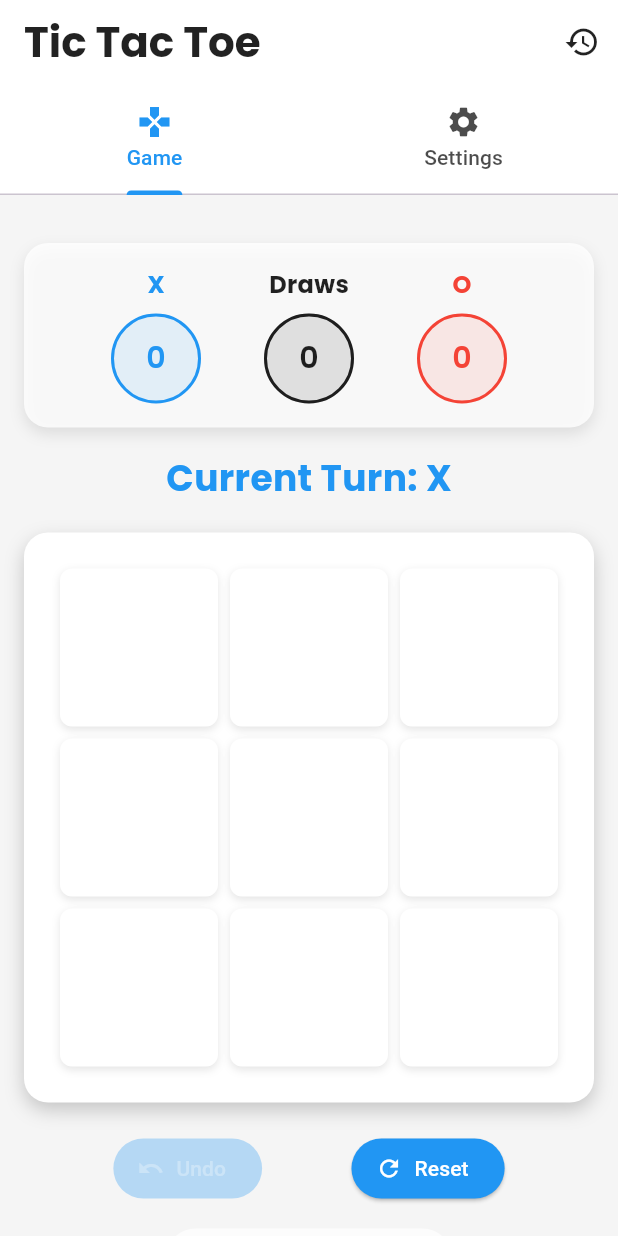
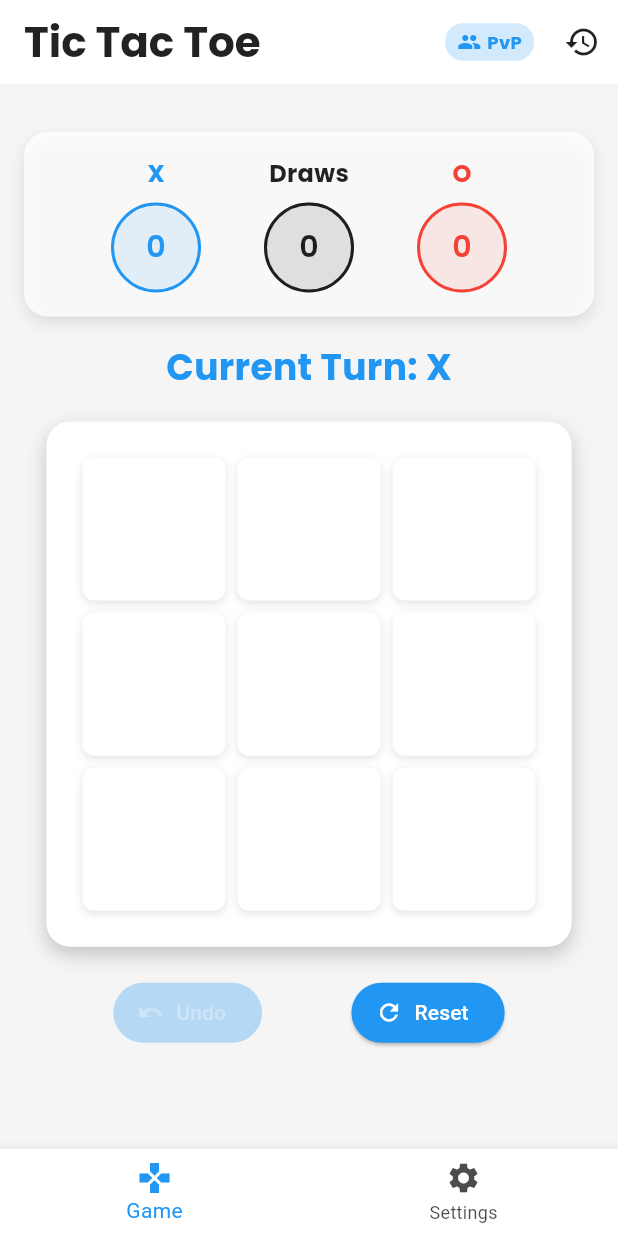
Before and after one commit to alex1kariuki/tic-tac-toe, a Flutter app: the screen it shows after launch, on a phone screen of 412 x 824 dp. Run offline on Flutter 3.47's test engine with Material 3 defaults, Android fonts, the phone set to English and light mode, and no system bars; drawn by our look-alikes of flutter_animate; our stand-ins replace audioplayers, confetti, font_awesome_flutter, google_fonts, shared_preferences.

Commit message:
Refactor UI for responsive design and improve game screen layout

```diff
--- a/lib/screens/game_screen.dart
+++ b/lib/screens/game_screen.dart
@@ -18,21 +18,8 @@ class GameScreen extends StatefulWidget {
   State<GameScreen> createState() => _GameScreenState();
 }
 
-class _GameScreenState extends State<GameScreen>
-    with SingleTickerProviderStateMixin {
-  late TabController _tabController;
-
-  @override
-  void initState() {
-    super.initState();
-    _tabController = TabController(length: 2, vsync: this);
-  }
-
-  @override
-  void dispose() {
-    _tabController.dispose();
-    super.dispose();
-  }
+class _GameScreenState extends State<GameScreen> {
+  int _selectedIndex = 0;
 
   @override
   Widget build(BuildContext context) {
@@ -49,6 +36,7 @@ class _GameScreenState extends State<GameScreen>
         backgroundColor: theme.boardColor,
         foregroundColor: theme.textColor,
         actions: [
+          _buildGameModeIndicator(gameProvider, theme),
           IconButton(
             icon: const Icon(Icons.history),
             onPressed: () {
@@ -65,28 +53,37 @@ class _GameScreenState extends State<GameScreen>
             },
           ),
         ],
-        bottom: TabBar(
-          controller: _tabController,
-          indicatorColor: theme.buttonColor,
-          labelColor: theme.buttonColor,
-          unselectedLabelColor: theme.textColor.withOpacity(0.7),
-          tabs: const [
-            Tab(text: 'Game', icon: Icon(Icons.gamepad)),
-            Tab(text: 'Settings', icon: Icon(Icons.settings)),
-          ],
-          onTap: (_) {
-            SoundUtils.playMenuSound(
-              haptic: gameProvider.hapticEnabled,
-              soundEnabled: gameProvider.soundEnabled,
-            );
-          },
-        ),
       ),
-      body: TabBarView(
-        controller: _tabController,
+      body: IndexedStack(
+        index: _selectedIndex,
         children: [
           _buildGameTab(gameProvider, theme),
           _buildSettingsTab(theme),
+        ],
+      ),
+      bottomNavigationBar: BottomNavigationBar(
+        currentIndex: _selectedIndex,
+        onTap: (index) {
+          setState(() {
+            _selectedIndex = index;
+          });
+          SoundUtils.playMenuSound(
+            haptic: gameProvider.hapticEnabled,
+            soundEnabled: gameProvider.soundEnabled,
+          );
+        },
+        backgroundColor: theme.boardColor,
+        selectedItemColor: theme.buttonColor,
+        unselectedItemColor: theme.textColor.withOpacity(0.7),
+        items: const [
+          BottomNavigationBarItem(
+            icon: Icon(Icons.gamepad),
+            label: 'Game',
+          ),
+          BottomNavigationBarItem(
+            icon: Icon(Icons.settings),
+            label: 'Settings',
+          ),
         ],
       ),
     );
@@ -103,9 +100,6 @@ class _GameScreenState extends State<GameScreen>
 
             // Game board
             const GameBoard(),
-
-            // Game mode indicator
-            _buildGameModeIndicator(gameProvider, theme),
           ],
         ),
       ),
@@ -125,7 +119,7 @@ class _GameScreenState extends State<GameScreen>
 
     switch (gameProvider.gameModel.gameMode) {
       case GameMode.playerVsPlayer:
-        modeText = 'Player vs Player';
+        modeText = 'PvP';
         modeIcon = Icons.people;
         break;
       case GameMode.easyAI:
@@ -143,11 +137,11 @@ class _GameScreenState extends State<GameScreen>
     }
 
     return Container(
-      margin: const EdgeInsets.only(top: 16),
-      padding: const EdgeInsets.symmetric(horizontal: 16, vertical: 8),
+      margin: const EdgeInsets.only(right: 8),
+      padding: const EdgeInsets.symmetric(horizontal: 8, vertical: 4),
       decoration: BoxDecoration(
-        color: theme.boardColor.withOpacity(0.7),
-        borderRadius: BorderRadius.circular(20),
+        color: theme.buttonColor.withOpacity(0.2),
+        borderRadius: BorderRadius.circular(12),
       ),
       child: Row(
         mainAxisSize: MainAxisSize.min,
@@ -157,12 +151,13 @@ class _GameScreenState extends State<GameScreen>
             size: 16,
             color: theme.buttonColor,
           ),
-          const SizedBox(width: 8),
+          const SizedBox(width: 4),
           Text(
             modeText,
             style: theme.bodyStyle.copyWith(
               color: theme.buttonColor,
               fontWeight: FontWeight.bold,
+              fontSize: 12,
             ),
           ),
         ],
--- a/lib/widgets/game_board.dart
+++ b/lib/widgets/game_board.dart
@@ -37,6 +37,9 @@ class _GameBoardState extends State<GameBoard> {
     final gameProvider = Provider.of<GameProvider>(context);
     final gameModel = gameProvider.gameModel;
     final theme = ThemeUtils.getTheme(gameProvider.theme);
+    final size = MediaQuery.of(context).size;
+    final boardSize =
+        size.width > size.height ? size.height * 0.7 : size.width * 0.85;
 
     // Check if game just ended and play appropriate sound
     if (gameModel.gameState != GameState.playing) {
@@ -84,7 +87,10 @@ class _GameBoardState extends State<GameBoard> {
             ),
 
             // Game board
-            Container(
+            SizedBox(
+              width: boardSize,
+              height: boardSize,
+              child: Container(
                 decoration: theme.boardDecoration,
                 padding: const EdgeInsets.all(16),
                 child: AspectRatio(
@@ -114,6 +120,7 @@ class _GameBoardState extends State<GameBoard> {
                           onTap: () => _handleCellTap(gameProvider, row, col),
                         );
                       },
+                    ),
                   ),
                 ),
               ),
--- a/lib/widgets/game_cell.dart
+++ b/lib/widgets/game_cell.dart
@@ -24,52 +24,58 @@ class GameCell extends StatelessWidget {
   Widget build(BuildContext context) {
     final gameProvider = Provider.of<GameProvider>(context);
     final theme = ThemeUtils.getTheme(gameProvider.theme);
+    final size = MediaQuery.of(context).size;
+    final cellSize =
+        size.width > size.height ? size.height * 0.15 : size.width * 0.2;
 
     return GestureDetector(
       onTap: onTap,
       child: Container(
         decoration: theme.cellDecoration,
         child: Center(
-          child: _buildPlayerSymbol(player, theme),
+          child: _buildPlayerSymbol(player, theme, cellSize),
         ),
       ),
     );
   }
 
-  Widget _buildPlayerSymbol(Player player, GameTheme theme) {
+  Widget _buildPlayerSymbol(Player player, GameTheme theme, double cellSize) {
     switch (player) {
       case Player.X:
-        return _buildXSymbol(theme);
+        return _buildXSymbol(theme, cellSize);
       case Player.O:
-        return _buildOSymbol(theme);
+        return _buildOSymbol(theme, cellSize);
       case Player.none:
         return const SizedBox.shrink();
     }
   }
 
-  Widget _buildXSymbol(GameTheme theme) {
+  Widget _buildXSymbol(GameTheme theme, double cellSize) {
+    final lineWidth = cellSize * 0.12;
+    final lineHeight = cellSize * 0.75;
+
     return Stack(
       alignment: Alignment.center,
       children: [
         Transform.rotate(
           angle: 45 * 3.14159 / 180,
           child: Container(
-            width: 10,
-            height: 60,
+            width: lineWidth,
+            height: lineHeight,
             decoration: BoxDecoration(
               color: theme.xColor,
-              borderRadius: BorderRadius.circular(5),
+              borderRadius: BorderRadius.circular(lineWidth / 2),
             ),
           ),
         ),
         Transform.rotate(
           angle: -45 * 3.14159 / 180,
           child: Container(
-            width: 10,
-            height: 60,
+            width: lineWidth,
+            height: lineHeight,
             decoration: BoxDecoration(
               color: theme.xColor,
-              borderRadius: BorderRadius.circular(5),
+              borderRadius: BorderRadius.circular(lineWidth / 2),
             ),
           ),
         ),
@@ -80,16 +86,19 @@ class GameCell extends StatelessWidget {
         );
   }
 
-  Widget _buildOSymbol(GameTheme theme) {
+  Widget _buildOSymbol(GameTheme theme, double cellSize) {
+    final size = cellSize * 0.75;
+    final borderWidth = cellSize * 0.12;
+
     return Container(
-      width: 60,
-      height: 60,
+      width: size,
+      height: size,
       decoration: BoxDecoration(
         color: Colors.transparent,
         shape: BoxShape.circle,
         border: Border.all(
           color: theme.oColor,
-          width: 10,
+          width: borderWidth,
         ),
       ),
     ).animate().scale(
--- a/lib/widgets/score_board.dart
+++ b/lib/widgets/score_board.dart
@@ -13,10 +13,12 @@ class ScoreBoard extends StatelessWidget {
     final gameProvider = Provider.of<GameProvider>(context);
     final gameModel = gameProvider.gameModel;
     final theme = ThemeUtils.getTheme(gameProvider.theme);
+    final size = MediaQuery.of(context).size;
+    final isSmallScreen = size.height < 700;
 
     return Container(
-      margin: const EdgeInsets.symmetric(vertical: 16),
-      padding: const EdgeInsets.all(16),
+      margin: EdgeInsets.symmetric(vertical: isSmallScreen ? 8 : 16),
+      padding: EdgeInsets.all(isSmallScreen ? 8 : 16),
       decoration: BoxDecoration(
         color: theme.boardColor.withOpacity(0.8),
         borderRadius: BorderRadius.circular(16),
@@ -31,9 +33,9 @@ class ScoreBoard extends StatelessWidget {
       child: Row(
         mainAxisAlignment: MainAxisAlignment.spaceEvenly,
         children: [
-          _buildScoreItem('X', gameModel.xScore, theme.xColor, theme),
-          _buildScoreItem('Draws', gameModel.draws, theme.textColor, theme),
-          _buildScoreItem('O', gameModel.oScore, theme.oColor, theme),
+          _buildScoreItem('X', gameModel.xScore, theme.xColor, theme, isSmallScreen),
+          _buildScoreItem('Draws', gameModel.draws, theme.textColor, theme, isSmallScreen),
+          _buildScoreItem('O', gameModel.oScore, theme.oColor, theme, isSmallScreen),
         ],
       ),
     ).animate().fadeIn(duration: 600.ms).slideY(
@@ -45,7 +47,11 @@ class ScoreBoard extends StatelessWidget {
   }
 
   Widget _buildScoreItem(
-      String label, int score, Color color, GameTheme theme) {
+      String label, int score, Color color, GameTheme theme, bool isSmallScreen) {
+    final itemSize = isSmallScreen ? 45.0 : 60.0;
+    final fontSize = isSmallScreen ? 14.0 : 16.0;
+    final scoreFontSize = isSmallScreen ? 18.0 : 20.0;
+
     return Column(
       mainAxisSize: MainAxisSize.min,
       children: [
@@ -54,12 +60,13 @@ class ScoreBoard extends StatelessWidget {
           style: theme.bodyStyle.copyWith(
             color: color,
             fontWeight: FontWeight.bold,
+            fontSize: fontSize,
           ),
         ),
-        const SizedBox(height: 8),
+        SizedBox(height: isSmallScreen ? 4 : 8),
         Container(
-          width: 60,
-          height: 60,
+          width: itemSize,
+          height: itemSize,
           decoration: BoxDecoration(
             color: color.withOpacity(0.1),
             shape: BoxShape.circle,
@@ -73,6 +80,7 @@ class ScoreBoard extends StatelessWidget {
               score.toString(),
               style: theme.scoreStyle.copyWith(
                 color: color,
+                fontSize: scoreFontSize,
               ),
             ),
           ),
```
Lines whose indentation alone changed are shown as unchanged.
